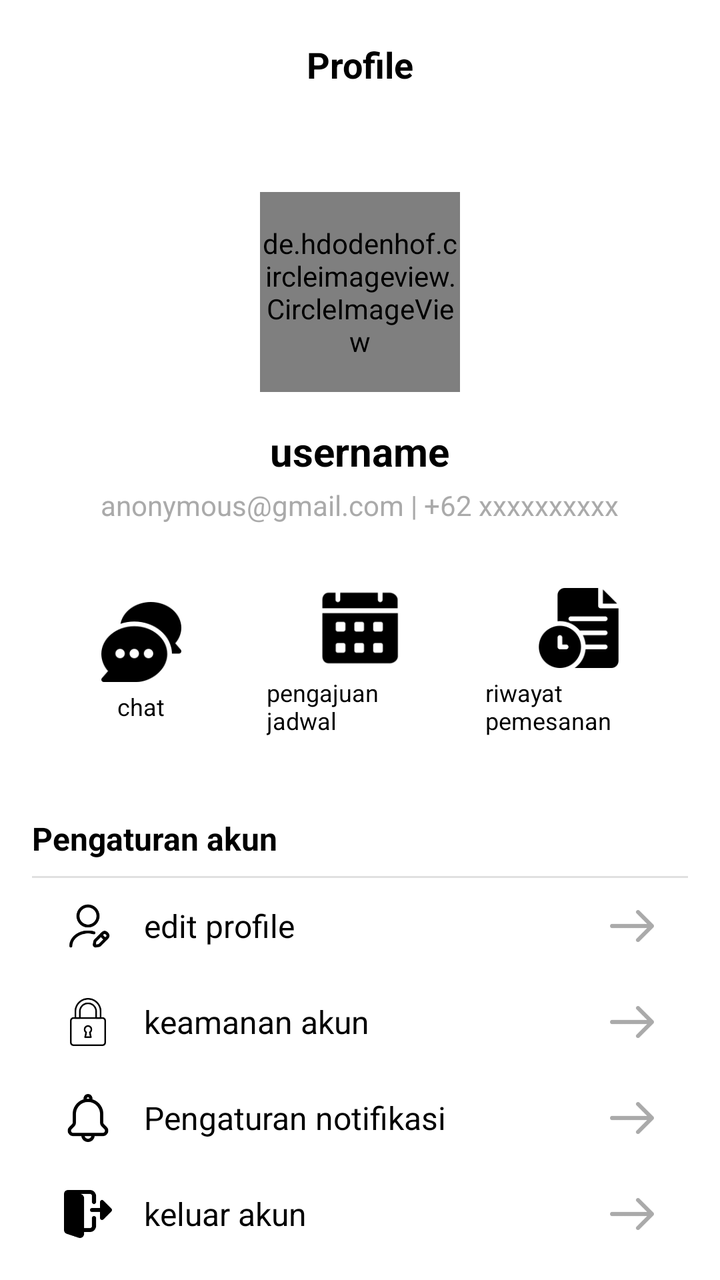
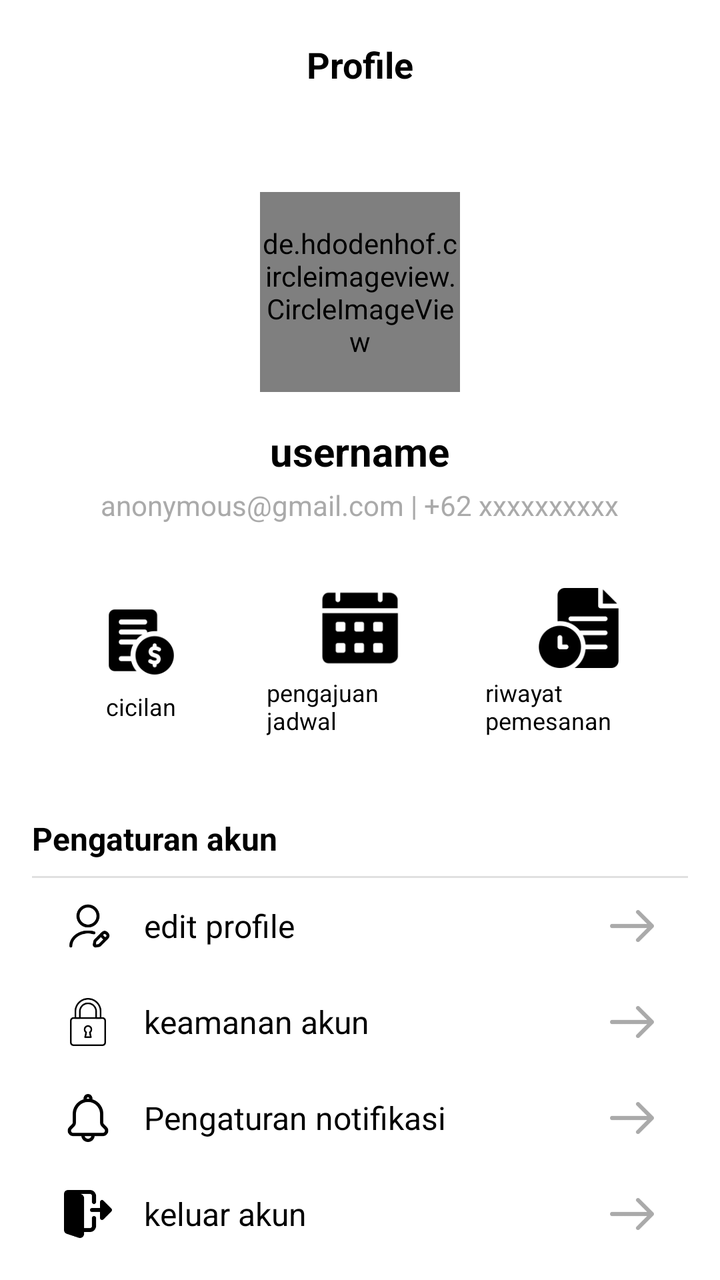

Before-and-after screenshots of an Android layout around one commit, followed by the original layout XML and the change that was made.
<!-- AndroidManifest.xml: application theme Theme.DriveNusa -->
<!-- res/layout/fragment_profile.xml -->
<?xml version="1.0" encoding="utf-8"?>
<androidx.core.widget.NestedScrollView
    xmlns:android="http://schemas.android.com/apk/res/android"
    xmlns:app="http://schemas.android.com/apk/res-auto"
    android:id="@+id/profile_nested_scroll"
    android:layout_width="match_parent"
    android:layout_height="match_parent"
    android:fillViewport="true"
    android:overScrollMode="always"
    android:background="@color/white">

    
    <LinearLayout
        android:layout_width="match_parent"
        android:layout_height="wrap_content"
        android:orientation="vertical"
        android:paddingBottom="24dp">

        
        <androidx.constraintlayout.widget.ConstraintLayout
            android:id="@+id/profile_header_top_bar"
            android:layout_width="match_parent"
            android:layout_height="64dp"
            android:background="@color/white">

            <TextView
                android:id="@+id/tv_profile_title"
                android:layout_width="wrap_content"
                android:layout_height="wrap_content"
                android:text="Profile"
                android:textColor="@android:color/black"
                android:textSize="18sp"
                android:textStyle="bold"
                app:layout_constraintStart_toStartOf="parent"
                app:layout_constraintEnd_toEndOf="parent"
                app:layout_constraintTop_toTopOf="parent"
                app:layout_constraintBottom_toBottomOf="parent" />
        </androidx.constraintlayout.widget.ConstraintLayout>

        
        <LinearLayout
            android:layout_width="match_parent"
            android:layout_height="wrap_content"
            android:orientation="vertical"
            android:paddingStart="16dp"
            android:paddingEnd="16dp">

            
            <de.hdodenhof.circleimageview.CircleImageView
                android:id="@+id/profile_image"
                android:layout_width="100dp"
                android:layout_height="100dp"
                android:layout_marginTop="32dp"
                android:layout_gravity="center_horizontal"
                android:src="@drawable/ic_person" />

            
            <TextView
                android:id="@+id/tv_username"
                android:layout_width="wrap_content"
                android:layout_height="wrap_content"
                android:layout_marginTop="16dp"
                android:layout_gravity="center_horizontal"
                android:text="username"
                android:textColor="@android:color/black"
                android:textSize="20sp"
                android:textStyle="bold" />

            
            <TextView
                android:id="@+id/tv_user_contact"
                android:layout_width="wrap_content"
                android:layout_height="wrap_content"
                android:layout_marginTop="4dp"
                android:layout_gravity="center_horizontal"
                android:text="anonymous@gmail.com | +62 xxxxxxxxxx"
                android:textColor="@android:color/darker_gray"
                android:textSize="14sp" />

            
            <LinearLayout
                android:id="@+id/quick_actions_layout"
                android:layout_width="match_parent"
                android:layout_height="wrap_content"
                android:orientation="horizontal"
                android:gravity="center"
                android:layout_marginTop="24dp">

                <LinearLayout
                    android:id="@+id/btn_chat"
                    android:layout_width="0dp"
                    android:layout_height="wrap_content"
                    android:layout_weight="1"
                    android:orientation="vertical"
                    android:gravity="center"
                    android:padding="8dp">

                    <ImageView
                        android:layout_width="40dp"
                        android:layout_height="40dp"
                        android:src="@drawable/ic_chat"
                        app:tint="@color/black"
                        android:contentDescription="Chat" />

                    <TextView
                        android:layout_width="wrap_content"
                        android:layout_height="wrap_content"
                        android:text="chat"
                        android:textColor="@android:color/black"
                        android:textSize="12sp"
                        android:layout_marginTop="4dp" />
                </LinearLayout>

                <LinearLayout
                    android:id="@+id/itemPengajuanJadwal"
                    android:layout_width="0dp"
                    android:layout_height="wrap_content"
                    android:layout_weight="1"
                    android:orientation="vertical"
                    android:gravity="center"
                    android:padding="8dp">

                    <ImageView
                        android:layout_width="40dp"
                        android:layout_height="40dp"
                        android:src="@drawable/ic_calender"
                        app:tint="@color/black" />

                    <TextView
                        android:layout_width="wrap_content"
                        android:layout_height="wrap_content"
                        android:text="pengajuan jadwal"
                        android:textColor="@android:color/black"
                        android:textSize="12sp"
                        android:layout_marginTop="4dp" />
                </LinearLayout>

                <LinearLayout
                    android:id="@+id/btn_riwayat"
                    android:layout_width="0dp"
                    android:layout_height="wrap_content"
                    android:layout_weight="1"
                    android:orientation="vertical"
                    android:gravity="center"
                    android:padding="8dp">

                    <ImageView
                        android:layout_width="40dp"
                        android:layout_height="40dp"
                        android:src="@drawable/ic_history"
                        app:tint="@color/black" />

                    <TextView
                        android:layout_width="wrap_content"
                        android:layout_height="wrap_content"
                        android:text="riwayat pemesanan"
                        android:textColor="@android:color/black"
                        android:textSize="12sp"
                        android:layout_marginTop="4dp" />
                </LinearLayout>
            </LinearLayout>

            
            <TextView
                android:id="@+id/tv_pengaturan_akun_title"
                android:layout_width="match_parent"
                android:layout_height="wrap_content"
                android:text="Pengaturan akun"
                android:textColor="@android:color/black"
                android:textSize="16sp"
                android:textStyle="bold"
                android:layout_marginTop="32dp" />

            <View
                android:id="@+id/divider1"
                android:layout_width="match_parent"
                android:layout_height="1dp"
                android:background="#E0E0E0"
                android:layout_marginTop="8dp" />

            
            <LinearLayout
                android:id="@+id/btnEditProfile"
                style="@style/ProfileMenuItemStyle">

                <ImageView
                    android:layout_width="24dp"
                    android:layout_height="24dp"
                    android:src="@drawable/ic_edit_profile"
                    app:tint="@color/black" />

                <TextView
                    android:layout_width="0dp"
                    android:layout_height="wrap_content"
                    android:layout_weight="1"
                    android:text="edit profile"
                    android:textColor="@color/black"
                    android:textSize="16sp"
                    android:layout_marginStart="16dp" />

                <ImageView
                    android:layout_width="24dp"
                    android:layout_height="24dp"
                    android:src="@drawable/ic_arrow_right"
                    app:tint="@android:color/darker_gray" />
            </LinearLayout>

            
            <LinearLayout
                android:id="@+id/itemKeamananAkun"
                style="@style/ProfileMenuItemStyle">

                <ImageView
                    android:layout_width="24dp"
                    android:layout_height="24dp"
                    android:src="@drawable/ic_lock"
                    app:tint="@color/black" />

                <TextView
                    android:layout_width="0dp"
                    android:layout_height="wrap_content"
                    android:layout_weight="1"
                    android:text="keamanan akun"
                    android:textColor="@color/black"
                    android:textSize="16sp"
                    android:layout_marginStart="16dp" />

                <ImageView
                    android:layout_width="24dp"
                    android:layout_height="24dp"
                    android:src="@drawable/ic_arrow_right"
                    app:tint="@android:color/darker_gray" />
            </LinearLayout>

            
            <LinearLayout
                android:id="@+id/itemNotifikasi"
                style="@style/ProfileMenuItemStyle">

                <ImageView
                    android:layout_width="24dp"
                    android:layout_height="24dp"
                    android:src="@drawable/ic_notification"
                    app:tint="@color/black" />

                <TextView
                    android:layout_width="0dp"
                    android:layout_height="wrap_content"
                    android:layout_weight="1"
                    android:text="Pengaturan notifikasi"
                    android:textColor="@color/black"
                    android:textSize="16sp"
                    android:layout_marginStart="16dp" />

                <ImageView
                    android:layout_width="24dp"
                    android:layout_height="24dp"
                    android:src="@drawable/ic_arrow_right"
                    app:tint="@android:color/darker_gray" />
            </LinearLayout>

            
            <LinearLayout
                android:id="@+id/item_keluar_akun"
                style="@style/ProfileMenuItemStyle">

                <ImageView
                    android:layout_width="24dp"
                    android:layout_height="24dp"
                    android:src="@drawable/ic_logout"
                    app:tint="@color/black" />

                <TextView
                    android:layout_width="0dp"
                    android:layout_height="wrap_content"
                    android:layout_weight="1"
                    android:text="keluar akun"
                    android:textColor="@color/black"
                    android:textSize="16sp"
                    android:layout_marginStart="16dp" />

                <ImageView
                    android:layout_width="24dp"
                    android:layout_height="24dp"
                    android:src="@drawable/ic_arrow_right"
                    app:tint="@android:color/darker_gray" />
            </LinearLayout>

            
            <TextView
                android:id="@+id/tv_pusat_bantuan_title"
                android:layout_width="match_parent"
                android:layout_height="wrap_content"
                android:text="pusat bantuan"
                android:textColor="@android:color/black"
                android:textSize="16sp"
                android:textStyle="bold"
                android:layout_marginTop="32dp" />

            <View
                android:id="@+id/divider2"
                android:layout_width="match_parent"
                android:layout_height="1dp"
                android:background="#E0E0E0"
                android:layout_marginTop="8dp" />

            
            <LinearLayout
                android:id="@+id/itemCustomerService"
                style="@style/ProfileMenuItemStyle">

                <ImageView
                    android:layout_width="24dp"
                    android:layout_height="24dp"
                    android:src="@drawable/ic_customer_service"
                    app:tint="@color/black" />

                <TextView
                    android:layout_width="0dp"
                    android:layout_height="wrap_content"
                    android:layout_weight="1"
                    android:text="customer service"
                    android:textColor="@color/black"
                    android:textSize="16sp"
                    android:layout_marginStart="16dp" />

                <ImageView
                    android:layout_width="24dp"
                    android:layout_height="24dp"
                    android:src="@drawable/ic_arrow_right"
                    app:tint="@android:color/darker_gray" />
            </LinearLayout>

            
            <LinearLayout
                android:id="@+id/item_beri_dukungan"
                style="@style/ProfileMenuItemStyle">

                <ImageView
                    android:layout_width="24dp"
                    android:layout_height="24dp"
                    android:src="@drawable/ic_support"
                    app:tint="@color/black" />

                <TextView
                    android:layout_width="0dp"
                    android:layout_height="wrap_content"
                    android:layout_weight="1"
                    android:text="beri dukungan"
                    android:textColor="@color/black"
                    android:textSize="16sp"
                    android:layout_marginStart="16dp" />

                <ImageView
                    android:layout_width="24dp"
                    android:layout_height="24dp"
                    android:src="@drawable/ic_arrow_right"
                    app:tint="@android:color/darker_gray" />
            </LinearLayout>

            
            <TextView
                android:id="@+id/tv_seputar_dhuhha_title"
                android:layout_width="match_parent"
                android:layout_height="wrap_content"
                android:text="Seputar Drive Nusa"
                android:textColor="@android:color/black"
                android:textSize="16sp"
                android:textStyle="bold"
                android:layout_marginTop="32dp" />

            <View
                android:id="@+id/divider3"
                android:layout_width="match_parent"
                android:layout_height="1dp"
                android:background="#E0E0E0"
                android:layout_marginTop="8dp" />

            
            <LinearLayout
                android:id="@+id/itemKenaliDriveNusa"
                style="@style/ProfileMenuItemStyle">

                <ImageView
                    android:layout_width="24dp"
                    android:layout_height="24dp"
                    android:src="@drawable/drivenusa"
                    app:tint="@color/black" />

                <TextView
                    android:layout_width="0dp"
                    android:layout_height="wrap_content"
                    android:layout_weight="1"
                    android:text="kenali Drive nusa"
                    android:textColor="@color/black"
                    android:textSize="16sp"
                    android:layout_marginStart="16dp" />

                <ImageView
                    android:layout_width="24dp"
                    android:layout_height="24dp"
                    android:src="@drawable/ic_arrow_right"
                    app:tint="@android:color/darker_gray" />
            </LinearLayout>

            
            <LinearLayout
                android:id="@+id/itemSyaratKetentuan"
                style="@style/ProfileMenuItemStyle"
                android:layout_marginBottom="48dp">

                <ImageView
                    android:layout_width="24dp"
                    android:layout_height="24dp"
                    android:src="@drawable/ic_terms"
                    app:tint="@color/black" />

                <TextView
                    android:layout_width="0dp"
                    android:layout_height="wrap_content"
                    android:layout_weight="1"
                    android:text="syarat dan ketentuan"
                    android:textColor="@color/black"
                    android:textSize="16sp"
                    android:layout_marginStart="16dp" />

                <ImageView
                    android:layout_width="24dp"
                    android:layout_height="24dp"
                    android:src="@drawable/ic_arrow_right"
                    app:tint="@android:color/darker_gray" />
            </LinearLayout>

        </LinearLayout>
    </LinearLayout>

</androidx.core.widget.NestedScrollView>
<!-- resources referenced by this layout -->
<resources>
  <color name="black">#FF000000</color>
  <color name="white">#FFFFFFFF</color>
  <!-- drawable drivenusa: png bitmap (drawable, 152525 bytes) -->
  <!-- drawable ic_arrow_right: png bitmap (drawable, 770 bytes) -->
  <!-- drawable ic_calender: png bitmap (drawable, 1678 bytes) -->
  <!-- drawable ic_chat: png bitmap (drawable, 2994 bytes) -->
  <!-- drawable ic_customer_service: png bitmap (drawable, 4182 bytes) -->
  <!-- drawable ic_edit_profile: png bitmap (drawable, 2881 bytes) -->
  <!-- drawable ic_history: png bitmap (drawable, 2366 bytes) -->
  <!-- drawable ic_lock: png bitmap (drawable, 2834 bytes) -->
  <!-- drawable ic_logout: png bitmap (drawable, 1837 bytes) -->
  <!-- drawable ic_notification: png bitmap (drawable, 2396 bytes) -->
  <!-- drawable ic_person: png bitmap (drawable, 4435 bytes) -->
  <!-- drawable ic_support: png bitmap (drawable, 4173 bytes) -->
  <!-- drawable ic_terms: png bitmap (drawable, 1922 bytes) -->
  <style name="ProfileMenuItemStyle" parent="Widget.AppCompat.ListView.Menu">
          <item name="android:layout_width">match_parent</item>
          <item name="android:layout_height">wrap_content</item>
          <item name="android:orientation">horizontal</item>
          <item name="android:gravity">center_vertical</item>
          <item name="android:paddingStart">16dp</item>
          <item name="android:paddingEnd">16dp</item>
          <item name="android:paddingTop">12dp</item>
          <item name="android:paddingBottom">12dp</item>
          <item name="android:background">@drawable/ripple_effect</item>
      </style>
  <style name="Theme.DriveNusa" parent="Base.Theme.Drivenusa" />
  <!-- drawable ripple_effect (drawable) -->
  <?xml version="1.0" encoding="utf-8"?>
  <selector xmlns:android="http://schemas.android.com/apk/res/android">
      <item android:state_pressed="true">
          <shape android:shape="rectangle">
              <solid android:color="#EAEAEA"/>
          </shape>
      </item>
  
      <item>
          <shape android:shape="rectangle">
              <solid android:color="@android:color/transparent"/>
          </shape>
      </item>
  </selector>
  <style name="Base.Theme.Drivenusa" parent="Theme.Material3.DayNight.NoActionBar">
          
          
      </style>
</resources>

<!-- the commit's change to res/layout/fragment_profile.xml (unified diff, before → after) -->
@@ -1,4 +1,10 @@
 <?xml version="1.0" encoding="utf-8"?>
+<FrameLayout
+    xmlns:android="http://schemas.android.com/apk/res/android"
+    xmlns:app="http://schemas.android.com/apk/res-auto"
+    android:layout_width="match_parent"
+    android:layout_height="match_parent"
+    android:background="@color/white">
 <androidx.core.widget.NestedScrollView
     xmlns:android="http://schemas.android.com/apk/res/android"
     xmlns:app="http://schemas.android.com/apk/res-auto"
@@ -85,9 +91,9 @@
                 android:orientation="horizontal"
                 android:gravity="center"
                 android:layout_marginTop="24dp">
-
+                
                 <LinearLayout
-                    android:id="@+id/btn_chat"
+                    android:id="@+id/itemCicilan"
                     android:layout_width="0dp"
                     android:layout_height="wrap_content"
                     android:layout_weight="1"
@@ -98,19 +104,17 @@
                     <ImageView
                         android:layout_width="40dp"
                         android:layout_height="40dp"
-                        android:src="@drawable/ic_chat"
-                        app:tint="@color/black"
-                        android:contentDescription="Chat" />
+                        android:src="@drawable/ic_payment"
+                        app:tint="@color/black" />
 
                     <TextView
                         android:layout_width="wrap_content"
                         android:layout_height="wrap_content"
-                        android:text="chat"
+                        android:text="cicilan"
                         android:textColor="@android:color/black"
                         android:textSize="12sp"
                         android:layout_marginTop="4dp" />
                 </LinearLayout>
-
                 <LinearLayout
                     android:id="@+id/itemPengajuanJadwal"
                     android:layout_width="0dp"
@@ -430,8 +434,44 @@
                     android:src="@drawable/ic_arrow_right"
                     app:tint="@android:color/darker_gray" />
             </LinearLayout>
-
         </LinearLayout>
     </LinearLayout>
 
 </androidx.core.widget.NestedScrollView>
+    
+    <FrameLayout
+        android:id="@+id/loadingOverlay"
+        android:layout_width="match_parent"
+        android:layout_height="match_parent"
+        android:background="#66000000"
+        android:visibility="gone"
+        android:clickable="true"
+        android:focusable="true">
+
+        
+        <LinearLayout
+            android:layout_width="120dp"
+            android:layout_height="120dp"
+            android:layout_gravity="center"
+            android:orientation="vertical"
+            android:gravity="center"
+            android:background="@drawable/bg_loading_box"
+            android:elevation="8dp"
+            android:padding="16dp">
+
+            <ProgressBar
+                android:layout_width="wrap_content"
+                android:layout_height="wrap_content"/>
+
+            <TextView
+                android:layout_width="wrap_content"
+                android:layout_height="wrap_content"
+                android:text="Loading..."
+                android:textSize="12sp"
+                android:textColor="@android:color/black"
+                android:layout_marginTop="8dp"/>
+        </LinearLayout>
+
+    </FrameLayout>
+
+</FrameLayout>
<!-- resource entries referenced after the edit -->
@@ -2,16 +2,21 @@
 <resources>
   <color name="black">#FF000000</color>
   <color name="white">#FFFFFFFF</color>
+  <!-- drawable bg_loading_box (drawable) -->
+  <shape xmlns:android="http://schemas.android.com/apk/res/android">
+      <solid android:color="@android:color/white"/>
+      <corners android:radius="12dp"/>
+  </shape>
   <!-- drawable drivenusa: png bitmap (drawable, 152525 bytes) -->
   <!-- drawable ic_arrow_right: png bitmap (drawable, 770 bytes) -->
   <!-- drawable ic_calender: png bitmap (drawable, 1678 bytes) -->
-  <!-- drawable ic_chat: png bitmap (drawable, 2994 bytes) -->
   <!-- drawable ic_customer_service: png bitmap (drawable, 4182 bytes) -->
   <!-- drawable ic_edit_profile: png bitmap (drawable, 2881 bytes) -->
   <!-- drawable ic_history: png bitmap (drawable, 2366 bytes) -->
   <!-- drawable ic_lock: png bitmap (drawable, 2834 bytes) -->
   <!-- drawable ic_logout: png bitmap (drawable, 1837 bytes) -->
   <!-- drawable ic_notification: png bitmap (drawable, 2396 bytes) -->
+  <!-- drawable ic_payment: png bitmap (drawable, 2433 bytes) -->
   <!-- drawable ic_person: png bitmap (drawable, 4435 bytes) -->
   <!-- drawable ic_support: png bitmap (drawable, 4173 bytes) -->
   <!-- drawable ic_terms: png bitmap (drawable, 1922 bytes) -->
